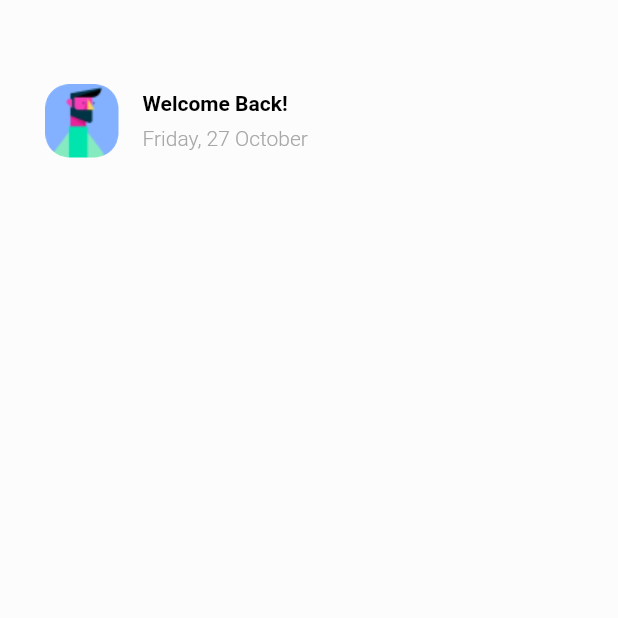
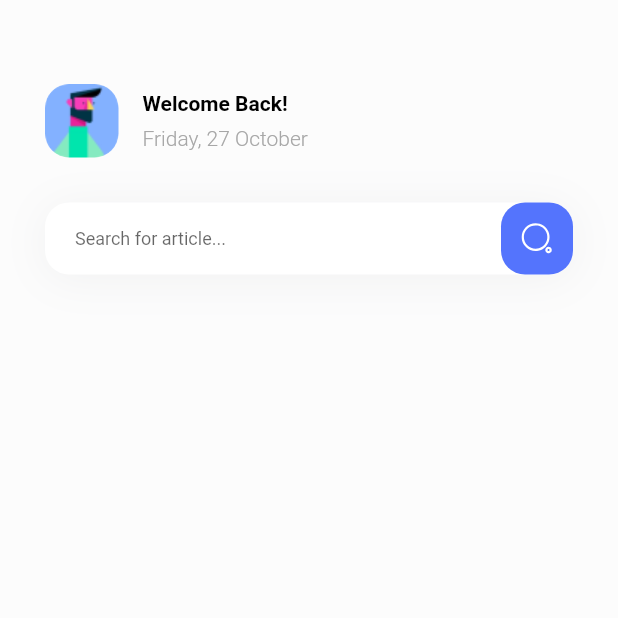
Before and after one commit to coar14/news_app, a Flutter app: the screen it shows after launch, on a phone screen of 412 x 824 dp, the top half of it. Run offline on Flutter 3.47's test engine with Material 2 defaults, Android fonts, the phone set to English and light mode, and no system bars; our stand-ins replace flutter_svg; Roboto replaces fonts that are missing (Gellix).

Commit message:
row widget for search bar

```diff
--- a/lib/pages/home_page.dart
+++ b/lib/pages/home_page.dart
@@ -1,4 +1,5 @@
 import 'package:flutter/material.dart';
+import 'package:flutter_svg/flutter_svg.dart';
 import 'package:intl/intl.dart';
 import 'package:news_app/const_style.dart';
 
@@ -58,6 +59,53 @@ class HomePage extends StatelessWidget {
               ),
             ],
           ),
+          const SizedBox(
+            height: 30,
+          ),
+          Container(
+              decoration: BoxDecoration(
+                color: Colors.white,
+                borderRadius: BorderRadius.circular(borderRad),
+                boxShadow: [
+                  BoxShadow(
+                    color: aDarkBlue.withOpacity(0.052),
+                    offset: const Offset(0.0, 3.0),
+                    blurRadius: 25,
+                    spreadRadius: 0.0,
+                  ),
+                ],
+              ),
+              child: Row(
+                children: [
+                  Expanded(
+                    child: TextField(
+                      style: TextStyle(
+                        fontFamily: 'Gellix',
+                        fontSize: 12,
+                      ),
+                      decoration: InputDecoration(
+                        contentPadding: const EdgeInsets.symmetric(
+                          horizontal: 20,
+                        ),
+                        hintText: 'Search for article...',
+                        border: OutlineInputBorder(
+                          borderRadius: BorderRadius.circular(16.0),
+                          borderSide: BorderSide.none,
+                        ),
+                      ),
+                    ),
+                  ),
+                  Container(
+                    decoration: BoxDecoration(
+                        color: aBlue,
+                        borderRadius: BorderRadius.circular(16.0)),
+                    child: IconButton(
+                      onPressed: () {},
+                      icon: SvgPicture.asset('assets/icons/search_icon.svg'),
+                    ),
+                  )
+                ],
+              ))
         ],
       ),
     );
```
